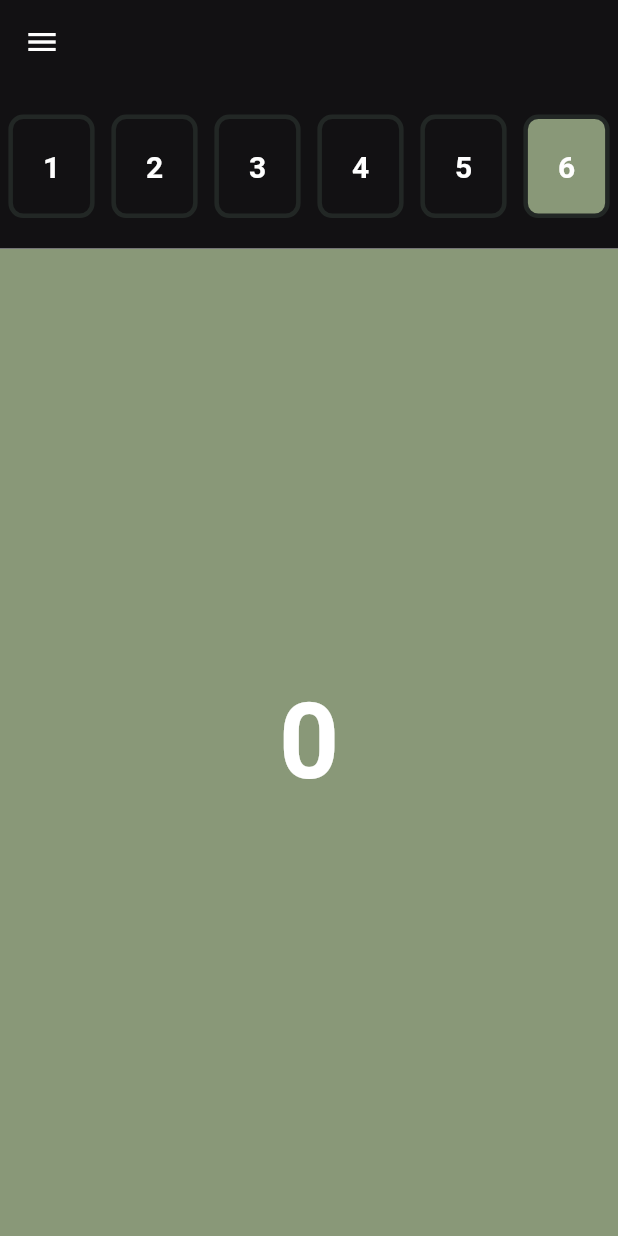
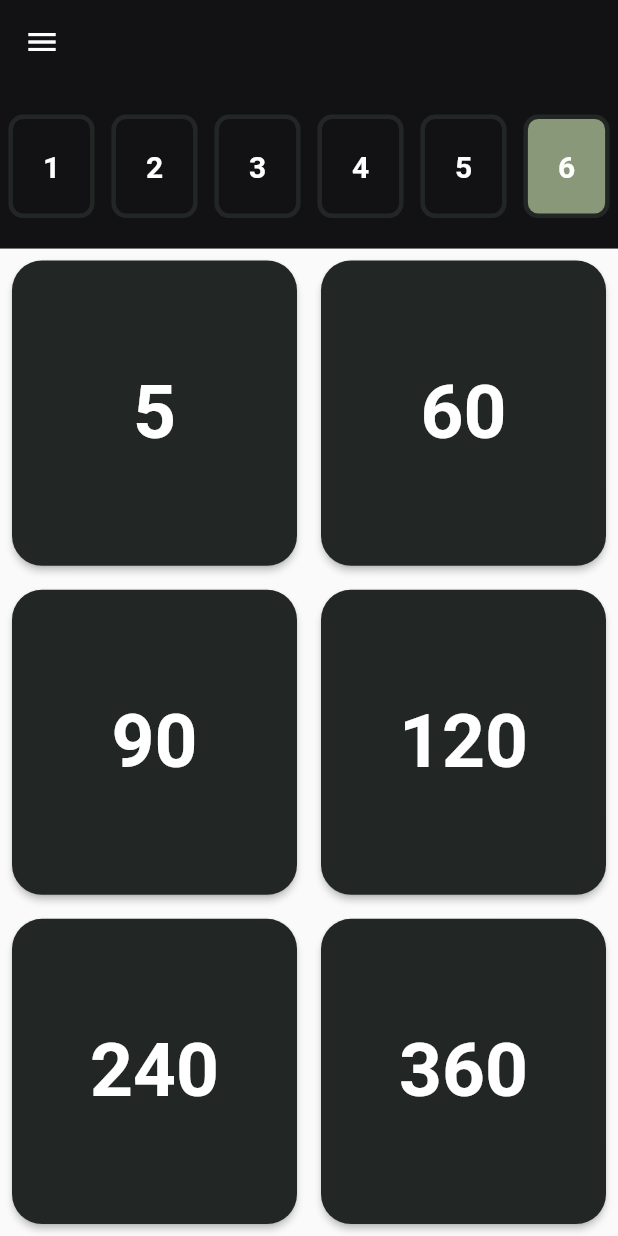
Before and after one commit to Jpec57/jpecs_training, a Flutter app: the screen it shows after launch, on a phone screen of 412 x 824 dp. Run offline on Flutter 3.47's test engine with Material 2 defaults, Android fonts, the phone set to English and light mode, and no system bars; our stand-ins replace audioplayers, get, shared_preferences.

Commit message:
Adding bip

```diff
--- a/lib/Pages/TimerPage/TimerPage.dart
+++ b/lib/Pages/TimerPage/TimerPage.dart
@@ -1,5 +1,6 @@
 import 'dart:async';
 
+import 'package:audioplayers/audio_cache.dart';
 import 'package:flutter/cupertino.dart';
 import 'package:flutter/material.dart';
 import 'package:jpec_training/AppColors.dart';
@@ -10,23 +11,61 @@ class TimerPage extends StatefulWidget {
   _TimerPageState createState() => _TimerPageState();
 }
 
+const CACHED_SOUNDS = ['sounds/beep_start.mp3', 'sounds/beep_end.mp3'];
+
 class _TimerPageState extends State<TimerPage>
     with SingleTickerProviderStateMixin {
+  static const CHOICE_TAB_INDEX = 0;
+  static const TIMER_TAB_INDEX = 1;
   TabController _tabController;
   int _currentSet = 6;
   int _countdown = 0;
   Timer _timer;
+  //Audio
+  AudioCache _audioPlayer = AudioCache();
 
   @override
   void initState() {
     super.initState();
     _tabController = new TabController(length: 2, vsync: this);
+    _audioPlayer.loadAll(CACHED_SOUNDS);
   }
 
   @override
   void dispose() {
     _tabController.dispose();
+    for (String sound in CACHED_SOUNDS) {
+      _audioPlayer.clear(sound);
+    }
     super.dispose();
+  }
+
+  void onTimerPress(int time) {
+    if (_currentSet > 1) {
+      _currentSet--;
+    }
+    setState(() {
+      _countdown = time;
+    });
+    if (_timer != null && _timer.isActive) {
+      _timer.cancel();
+    }
+    _timer = new Timer.periodic(Duration(seconds: 1), (timer) {
+      setState(() {
+        _countdown = _countdown - 1;
+      });
+
+      if (_countdown < 3) {
+        _audioPlayer.play(CACHED_SOUNDS[(_countdown == 0) ? 1 : 0]);
+      }
+      if (_countdown <= 0) {
+        _timer.cancel();
+        setState(() {
+          _tabController.index = CHOICE_TAB_INDEX;
+        });
+      }
+    });
+    _tabController.index = TIMER_TAB_INDEX;
   }
 
   Widget _renderTimerButton(int time) {
@@ -36,27 +75,7 @@ class _TimerPageState extends State<TimerPage>
           padding: const EdgeInsets.all(8.0),
           child: RaisedButton(
             onPressed: () {
-              if (_currentSet > 0){
-                _currentSet--;
-              }
-              setState(() {
-                _countdown = time;
-              });
-              if (_timer != null && _timer.isActive){
-                _timer.cancel();
-              }
-              _timer = new Timer.periodic(Duration(seconds: 1), (timer) {
-                setState(() {
-                  _countdown = _countdown - 1;
-                });
-               if (_countdown <= 0){
-                 _timer.cancel();
-                 setState(() {
-                   _tabController.index = 1;
-                 });
-               }
-              });
-              _tabController.index = 0;
+              onTimerPress(time);
             },
             shape:
                 RoundedRectangleBorder(borderRadius: BorderRadius.circular(20)),
@@ -145,23 +164,44 @@ class _TimerPageState extends State<TimerPage>
     return Container(
       color: AppColors.greenArtichoke,
       child: Center(
-        child: Text("$_countdown", style: TextStyle(fontWeight: FontWeight.bold, fontSize: 70),),
+        child: Column(
+          mainAxisSize: MainAxisSize.min,
+          children: [
+            Text(
+              "$_countdown",
+              style: TextStyle(fontWeight: FontWeight.bold, fontSize: 70),
+            ),
+            Padding(
+              padding: const EdgeInsets.all(8.0),
+              child: RaisedButton(
+                  shape: RoundedRectangleBorder(
+                      borderRadius: BorderRadius.circular(20)),
+                  child: Text("Skip"),
+                  onPressed: () {
+                    _countdown = 0;
+                    setState(() {
+                      _tabController.index = CHOICE_TAB_INDEX;
+                    });
+                  }),
+            )
+          ],
+        ),
       ),
     );
   }
 
   List<Widget> _renderTabs() {
     return [
-      _renderTimer(),
       Column(
         mainAxisSize: MainAxisSize.max,
         crossAxisAlignment: CrossAxisAlignment.stretch,
         children: [
-          _renderTimerRow(25, 60),
+          _renderTimerRow(5, 60),
           _renderTimerRow(90, 120),
           _renderTimerRow(240, 360),
         ],
       ),
+      _renderTimer(),
     ];
   }
 
@@ -177,6 +217,7 @@ class _TimerPageState extends State<TimerPage>
             flex: 6,
             child: TabBarView(
               controller: _tabController,
+              physics: NeverScrollableScrollPhysics(),
               children: _renderTabs(),
             ),
           )
--- a/pubspec.yaml
+++ b/pubspec.yaml
@@ -32,6 +32,7 @@ dependencies:
   path_provider: ^1.6.11
   path: any
   flutter_launcher_icons: ^0.7.3
+  audioplayers: ^0.16.1
   #cloud_firestore: ^0.12.9+5
   #firebase_analytics: ^5.0.2
   #sentry: ">=3.0.0 <4.0.0"
@@ -67,6 +68,7 @@ flutter:
   # To add assets to your application, add an assets section, like this:
   assets:
     - images/
+    - assets/sounds/
 
   # An image asset can refer to one or more resolution-specific "variants", see
   # https://flutter.dev/assets-and-images/#resolution-aware.
```
Also changed, not shown: pubspec.lock, 5 other files.
